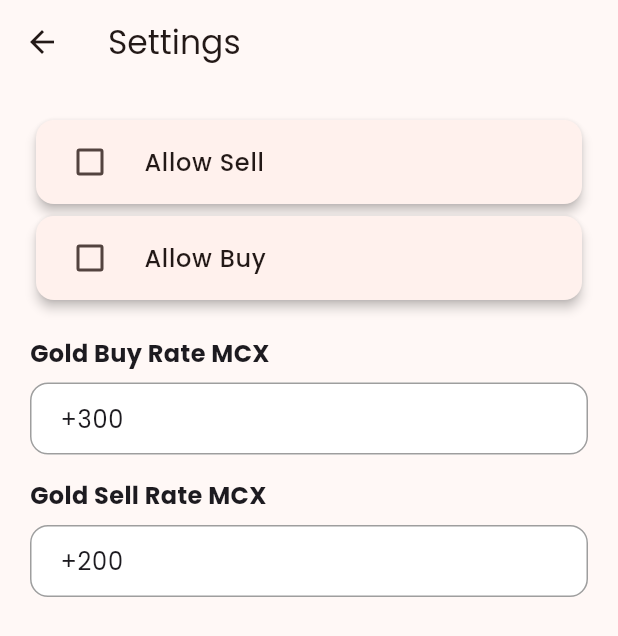
After one commit to omvirweb/ratesadmin, a Flutter app: the Dashboard screen opened by its route, after a tap on the "menu" icon, after a tap on "Settings", on a phone screen of 412 x 824 dp. The commit adds this screen. Shown: the top 636 px of the screen. Run offline on Flutter 3.47's test engine with Material 3 defaults, Android fonts, the phone set to English and light mode, and no system bars; our stand-ins replace device_info_plus, dio, get, google_fonts, rxdart, shared_preferences; accounts and stored records are empty.

Commit message:
Rates admin add new scree is setting screen update on 15/02/2025

```diff
--- a/lib/ui/dashboard/dashboard.dart
+++ b/lib/ui/dashboard/dashboard.dart
@@ -1,5 +1,6 @@
 import 'package:flutter/material.dart';
 import 'package:jewelbook_calculator/ui/login_screen/login_screen.dart';
+import 'package:jewelbook_calculator/ui/setting_screen/setting_Screen.dart';
 import 'package:jewelbook_calculator/ui/users_screen/admin_user_list.dart';
 
 class Dashboard extends StatefulWidget {
@@ -184,6 +185,18 @@ class _DashboardState extends State<Dashboard> {
               // Get.to(const Dashboard());
             },
           ),
+          ListTile(
+            leading: const Icon(Icons.settings),
+            title: const Text('Settings'),
+            onTap: () {
+              Navigator.push(
+                  context,
+                  MaterialPageRoute(
+                    builder: (context) => settingScreen(),
+                  ));
+              // Get.to(const Dashboard());
+            },
+          ),
           // ListTile(
           //   leading: const Icon(Icons.group_add_rounded),
           //   title: const Text('Saving Scheme'),
--- /dev/null
+++ b/lib/ui/setting_screen/setting_Screen.dart
@@ -0,0 +1,116 @@
+import 'package:flutter/material.dart';
+
+class settingScreen extends StatefulWidget {
+  const settingScreen({super.key});
+
+  @override
+  State<settingScreen> createState() => _settingScreenState();
+}
+
+class _settingScreenState extends State<settingScreen> {
+  bool isSellAllowed = false; // "Allow Sell" Checkbox state
+  bool isBuyAllowed = false; // "Allow Buy" Checkbox state
+
+  final TextEditingController buyRateController =
+      TextEditingController(text: "+300");
+  final TextEditingController sellRateController =
+      TextEditingController(text: "+200");
+
+  @override
+  void dispose() {
+    buyRateController.dispose();
+    sellRateController.dispose();
+    super.dispose();
+  }
+
+  @override
+  Widget build(BuildContext context) {
+    return Scaffold(
+      appBar: AppBar(title: const Text("Settings")),
+      body: Padding(
+        padding: const EdgeInsets.all(20.0),
+        child: Column(
+          crossAxisAlignment: CrossAxisAlignment.start,
+          children: [
+            /// ✅ "Allow Sell" Checkbox
+            _buildCheckboxTile("Allow Sell", isSellAllowed, (value) {
+              setState(() {
+                isSellAllowed = value;
+              });
+            }),
+
+            /// ✅ "Allow Buy" Checkbox
+            _buildCheckboxTile("Allow Buy", isBuyAllowed, (value) {
+              setState(() {
+                isBuyAllowed = value;
+              });
+            }),
+
+            const SizedBox(height: 20), // Space
+
+            /// ✅ Gold Buy Rate MCX TextField
+            _buildTextField("Gold Buy Rate MCX", buyRateController),
+
+            /// ✅ Gold Sell Rate MCX TextField
+            _buildTextField("Gold Sell Rate MCX", sellRateController),
+          ],
+        ),
+      ),
+    );
+  }
+
+  /// 📌 Reusable Checkbox Tile
+  Widget _buildCheckboxTile(
+      String title, bool value, Function(bool) onChanged) {
+    return Card(
+      shape: RoundedRectangleBorder(borderRadius: BorderRadius.circular(12)),
+      elevation: 3,
+      child: CheckboxListTile(
+        title: Text(title,
+            style: const TextStyle(fontSize: 16, fontWeight: FontWeight.w500)),
+        value: value,
+        onChanged: (bool? newValue) {
+          onChanged(newValue ?? false);
+        },
+        activeColor: Colors.deepOrange.shade900,
+        controlAffinity: ListTileControlAffinity.leading,
+      ),
+    );
+  }
+
+  /// 📌 Reusable TextField Widget with Styling
+  Widget _buildTextField(String title, TextEditingController controller) {
+    return Column(
+      crossAxisAlignment: CrossAxisAlignment.start,
+      children: [
+        Text(title,
+            style: const TextStyle(fontSize: 16, fontWeight: FontWeight.bold)),
+        const SizedBox(height: 8), // Space
+        TextField(
+          controller: controller,
+          keyboardType: TextInputType.number,
+          decoration: InputDecoration(
+            filled: true,
+            fillColor: Colors.white,
+            border: OutlineInputBorder(
+              borderRadius: BorderRadius.circular(12),
+              borderSide: const BorderSide(color: Colors.grey),
+            ),
+            enabledBorder: OutlineInputBorder(
+              borderRadius: BorderRadius.circular(12),
+              borderSide: const BorderSide(color: Colors.grey),
+            ),
+            focusedBorder: OutlineInputBorder(
+              borderRadius: BorderRadius.circular(12),
+              borderSide:
+                  BorderSide(color: Colors.deepOrange.shade900, width: 2),
+            ),
+            contentPadding:
+                const EdgeInsets.symmetric(horizontal: 16, vertical: 12),
+          ),
+        ),
+        const SizedBox(height: 16), // Space
+      ],
+    );
+  }
+}
```
Also changed, not shown: 4 other files.
